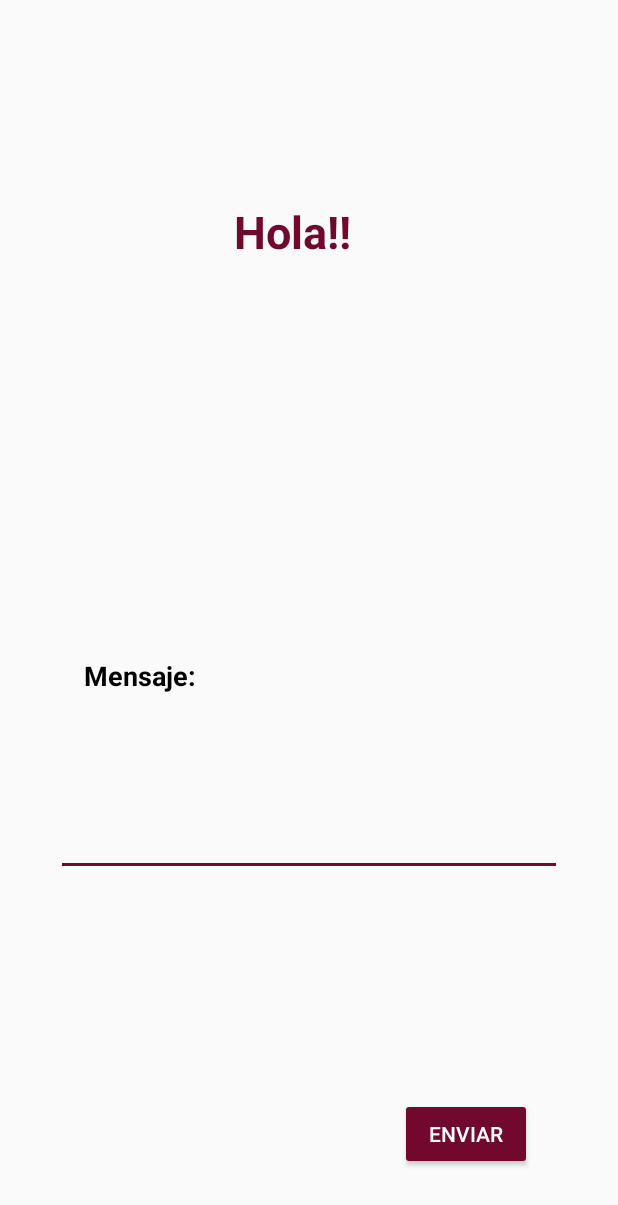
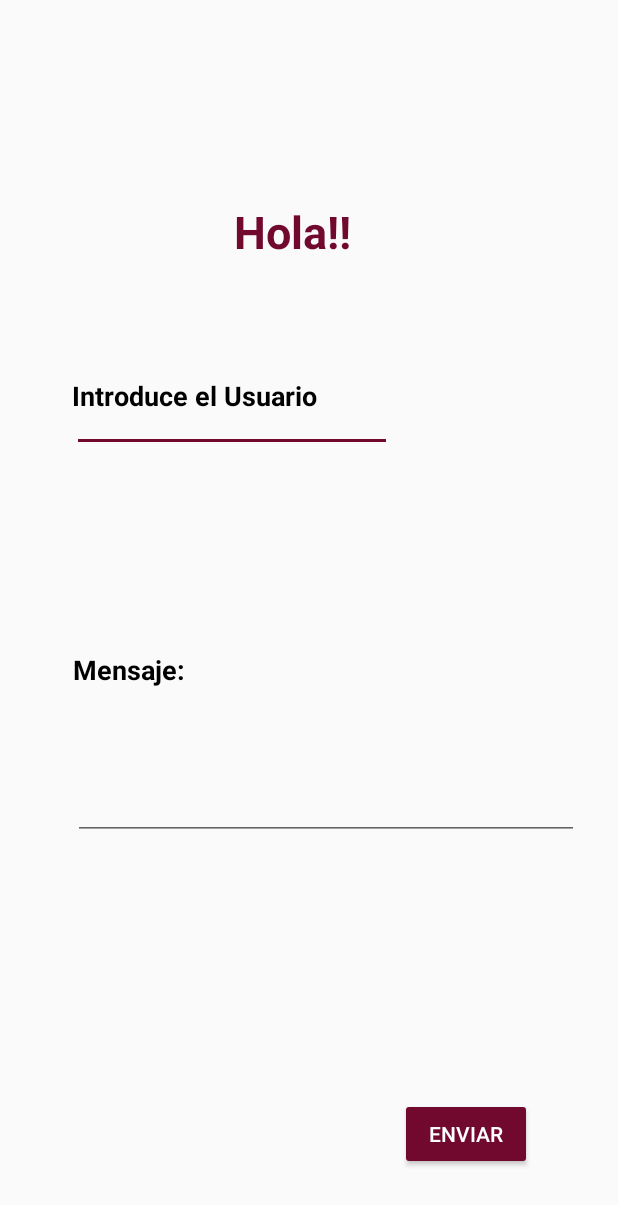
Before and after one commit to ldizbarros/Chat, an Android app: the layout activity_main.xml on its own in the app's theme, with its tools: preview values and no code run, on a phone screen of 412 x 824 dp. Shown: the top 1205 px of the screen. Run offline under Robolectric (Android 15) with nearby library versions, the phone set to English and light mode, and no system bars.

```diff
--- a/app/src/main/res/layout-v26/activity_main.xml
+++ b/app/src/main/res/layout-v26/activity_main.xml
@@ -8,19 +8,9 @@
         tools:context=".MainActivity">
 
     <TextView
-            android:text="@string/introduce_tu_usuario"
-            android:layout_width="wrap_content"
-            android:layout_height="wrap_content"
-            android:id="@+id/txtUsuario" android:layout_marginTop="8dp"
-            app:layout_constraintTop_toTopOf="parent" android:layout_marginBottom="8dp"
-            app:layout_constraintBottom_toBottomOf="parent" app:layout_constraintStart_toStartOf="parent"
-            android:layout_marginStart="8dp" app:layout_constraintEnd_toEndOf="parent" android:layout_marginEnd="8dp"
-            app:layout_constraintHorizontal_bias="0.097" app:layout_constraintVertical_bias="0.176"
-            android:textSize="18sp" android:textColor="@android:color/black" android:textStyle="bold"/>
-    <TextView
             android:layout_width="wrap_content"
             android:layout_height="57dp"
-            android:text="@string/bienvenido"
+            android:text="@string/hola"
             app:layout_constraintBottom_toBottomOf="parent"
             app:layout_constraintLeft_toLeftOf="parent"
             app:layout_constraintRight_toRightOf="parent"
@@ -28,14 +18,14 @@
             android:id="@+id/txtHola" android:textSize="30sp" android:textColor="@color/colorAccent"
             android:textStyle="bold" android:textAlignment="center"/>
     <TextView
-            android:text="@string/seleccione_un_usuario"
+            android:text="@string/introduce_el_usuario"
             android:layout_width="wrap_content"
             android:layout_height="wrap_content"
             android:id="@+id/txtSelect" android:layout_marginTop="8dp"
             app:layout_constraintTop_toTopOf="parent" android:layout_marginBottom="8dp"
             app:layout_constraintBottom_toBottomOf="parent" app:layout_constraintStart_toStartOf="parent"
             android:layout_marginStart="8dp" app:layout_constraintEnd_toEndOf="parent" android:layout_marginEnd="8dp"
-            app:layout_constraintHorizontal_bias="0.098" app:layout_constraintVertical_bias="0.357"
+            app:layout_constraintHorizontal_bias="0.14" app:layout_constraintVertical_bias="0.237"
             android:textSize="18sp" android:textColor="@android:color/black" android:textStyle="bold"/>
     <TextView
             android:text="@string/mensaje"
@@ -45,10 +35,10 @@
             android:layout_marginTop="220dp"
             app:layout_constraintTop_toTopOf="parent"
             android:layout_marginEnd="96dp" app:layout_constraintEnd_toEndOf="parent" android:layout_marginStart="8dp"
-            app:layout_constraintStart_toStartOf="parent" app:layout_constraintHorizontal_bias="0.446"
+            app:layout_constraintStart_toStartOf="parent" app:layout_constraintHorizontal_bias="0.638"
             android:textSize="18sp" android:textColor="@android:color/black" android:textStyle="bold"
             android:layout_marginBottom="8dp" app:layout_constraintBottom_toTopOf="@+id/txtArea_Msg"
-            app:layout_constraintVertical_bias="1.0"/>
+            app:layout_constraintVertical_bias="0.864"/>
     <MultiAutoCompleteTextView
             android:layout_width="337dp"
             android:layout_height="96dp"
@@ -56,12 +46,12 @@
             android:labelFor="@+id/txtMensaje"
             app:layout_constraintBottom_toBottomOf="parent"
             android:layout_marginTop="8dp" app:layout_constraintTop_toTopOf="parent"
-            app:layout_constraintVertical_bias="0.617" android:layout_marginEnd="8dp"
+            app:layout_constraintVertical_bias="0.561" android:layout_marginEnd="8dp"
             app:layout_constraintEnd_toEndOf="parent" android:layout_marginStart="8dp"
-            app:layout_constraintStart_toStartOf="parent" app:layout_constraintHorizontal_bias="0.362"
+            app:layout_constraintStart_toStartOf="parent"
             android:textAlignment="textStart"/>
     <Button
-            android:text="Enviar"
+            android:text="@string/enviar"
             android:layout_width="wrap_content"
             android:layout_height="wrap_content"
             android:id="@+id/btnEnviar" android:layout_marginBottom="8dp"
@@ -75,10 +65,10 @@
             android:layout_height="wrap_content"
             android:inputType="textPersonName"
             android:ems="10"
-            android:id="@+id/usuario" android:layout_marginEnd="8dp"
+            android:id="@+id/destinatario" android:layout_marginEnd="8dp"
             app:layout_constraintEnd_toEndOf="parent" app:layout_constraintStart_toStartOf="parent"
-            android:layout_marginStart="8dp" app:layout_constraintHorizontal_bias="0.115"
-            android:layout_marginTop="152dp"
+            android:layout_marginStart="8dp" app:layout_constraintHorizontal_bias="0.164"
+            android:layout_marginTop="212dp"
             app:layout_constraintTop_toTopOf="parent" android:autofillHints=""/>
 
 
--- a/app/src/main/res/layout/activity_main.xml
+++ b/app/src/main/res/layout/activity_main.xml
@@ -7,6 +7,26 @@
         android:layout_height="match_parent"
         tools:context=".MainActivity">
 
+    <TextView
+            android:text="@string/introduce_el_usuario"
+            android:layout_width="wrap_content"
+            android:layout_height="wrap_content"
+            android:id="@+id/txtSelect" android:layout_marginTop="8dp"
+            app:layout_constraintTop_toTopOf="parent" android:layout_marginBottom="8dp"
+            app:layout_constraintBottom_toBottomOf="parent" app:layout_constraintStart_toStartOf="parent"
+            android:layout_marginStart="8dp" app:layout_constraintEnd_toEndOf="parent" android:layout_marginEnd="8dp"
+            app:layout_constraintHorizontal_bias="0.171" app:layout_constraintVertical_bias="0.311"
+            android:textSize="18sp" android:textColor="@android:color/black" android:textStyle="bold"/>
+    <EditText
+            android:layout_width="wrap_content"
+            android:layout_height="wrap_content"
+            android:inputType="textPersonName"
+            android:ems="10"
+            android:id="@+id/destinatario" android:layout_marginEnd="8dp"
+            app:layout_constraintEnd_toEndOf="parent" app:layout_constraintStart_toStartOf="parent"
+            android:layout_marginStart="8dp" app:layout_constraintHorizontal_bias="0.219"
+            android:layout_marginTop="256dp"
+            app:layout_constraintTop_toTopOf="parent" android:autofillHints=""/>
     <TextView
             android:layout_width="wrap_content"
             android:layout_height="57dp"
@@ -25,10 +45,10 @@
             android:layout_marginTop="220dp"
             app:layout_constraintTop_toTopOf="parent"
             android:layout_marginEnd="96dp" app:layout_constraintEnd_toEndOf="parent" android:layout_marginStart="8dp"
-            app:layout_constraintStart_toStartOf="parent" app:layout_constraintHorizontal_bias="1.0"
+            app:layout_constraintStart_toStartOf="parent" app:layout_constraintHorizontal_bias="0.851"
             android:textSize="18sp" android:textColor="@android:color/black" android:textStyle="bold"
             android:layout_marginBottom="8dp" app:layout_constraintBottom_toTopOf="@+id/txtArea_Msg"
-            app:layout_constraintVertical_bias="0.834"/>
+            app:layout_constraintVertical_bias="0.903"/>
     <MultiAutoCompleteTextView
             android:layout_width="337dp"
             android:layout_height="65dp"
@@ -39,7 +59,7 @@
             app:layout_constraintEnd_toEndOf="parent" android:layout_marginStart="8dp"
             app:layout_constraintStart_toStartOf="parent"
             android:textAlignment="textStart"
-            android:layout_marginBottom="240dp"/>
+            android:layout_marginBottom="264dp" app:layout_constraintHorizontal_bias="0.689"/>
     <Button
             android:text="@string/enviar"
             android:layout_width="wrap_content"
```
Also changed, not shown: app/src/main/java/com/dam18/project/chat/MainActivity.kt (+76 -6 lines).
